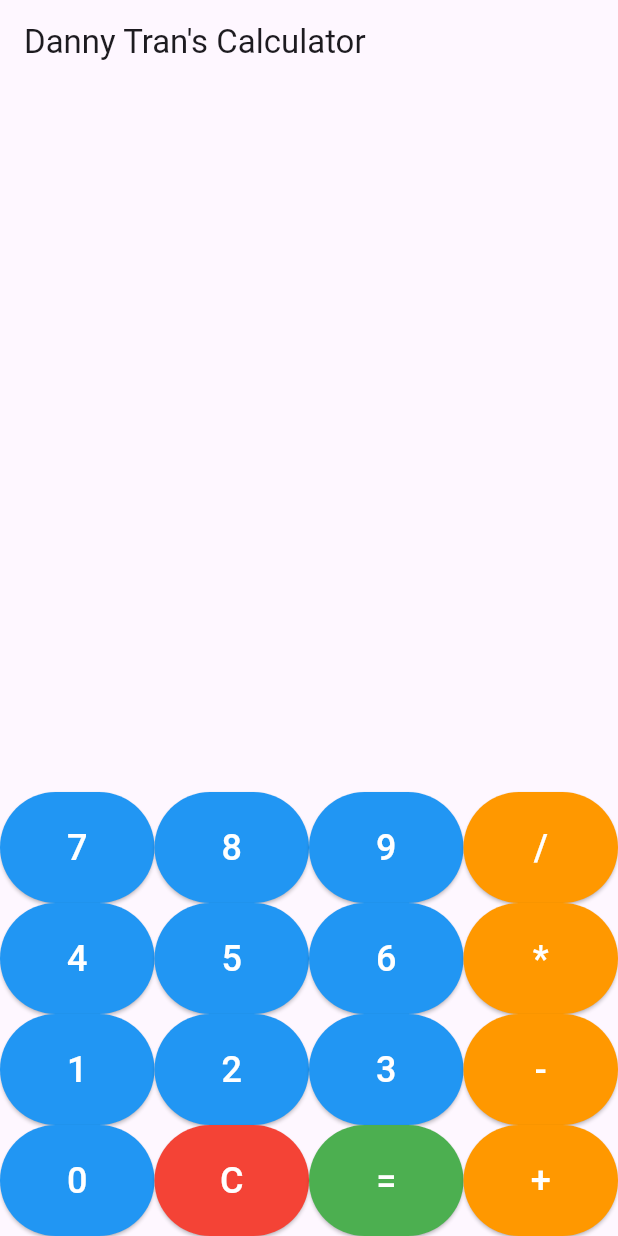
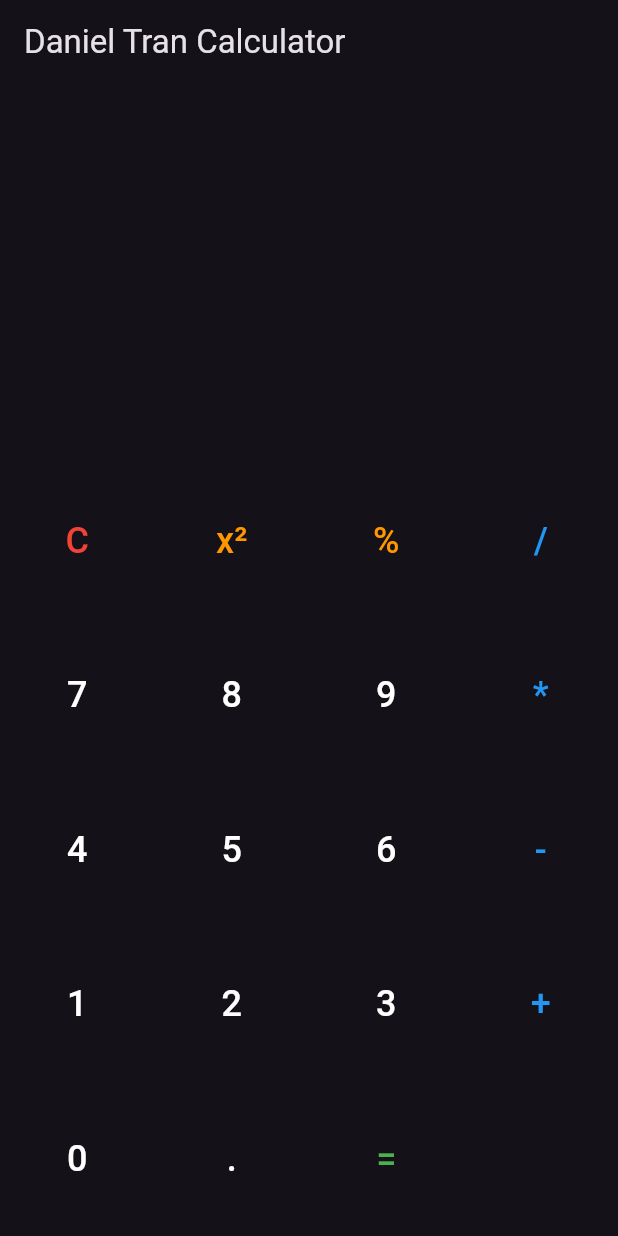
Before and after one commit to danieltran247/flutter-calculator, a Flutter app: the screen it shows after launch, on a phone screen of 412 x 824 dp. Run offline on Flutter 3.47's test engine with Material 3 defaults, Android fonts, the phone set to English and light mode, and no system bars; missing offline and left inert: expressions.

Commit message:
Added square and modulo buttons to calculator

```diff
--- a/lib/main.dart
+++ b/lib/main.dart
@@ -2,148 +2,140 @@ import 'package:flutter/material.dart';
 import 'package:expressions/expressions.dart';
 
 void main() {
-  runApp(const MyApp());
+  runApp(const CalculatorApp());
 }
 
-class MyApp extends StatelessWidget {
-  const MyApp({super.key});
+class CalculatorApp extends StatelessWidget {
+  const CalculatorApp({super.key});
 
   @override
   Widget build(BuildContext context) {
     return MaterialApp(
-      title: 'Danny Tran\'s Calculator',
-      theme: ThemeData(
-        colorScheme: ColorScheme.fromSeed(seedColor: Colors.deepPurple),
-        useMaterial3: true,
-      ),
-      home: const MyHomePage(title: 'Danny Tran\'s Calculator'),
+      title: 'Daniel Tran Calculator',
+      theme: ThemeData.dark(),
+      home: const CalculatorScreen(),
     );
   }
 }
 
-class MyHomePage extends StatefulWidget {
-  const MyHomePage({super.key, required this.title});
-
-  final String title;
+class CalculatorScreen extends StatefulWidget {
+  const CalculatorScreen({super.key});
 
   @override
-  State<MyHomePage> createState() => _MyHomePageState();
+  _CalculatorScreenState createState() => _CalculatorScreenState();
 }
 
-class _MyHomePageState extends State<MyHomePage> {
+class _CalculatorScreenState extends State<CalculatorScreen> {
   String _expression = "";
   String _result = "";
 
-  void _onButtonPressed(String value) {
+  void _onPressed(String value) {
     setState(() {
       if (value == "C") {
         _expression = "";
         _result = "";
       } else if (value == "=") {
-        _evaluateExpression();
+        try {
+          final parser = ExpressionParser();
+          final exp = parser.parse(_expression);
+          final evaluator = const ExpressionEvaluator();
+          _result = evaluator.eval(exp, {}).toString();
+        } catch (e) {
+          _result = "Error";
+        }
+      } else if (value == "x²") {
+        // Square the last number
+        if (_expression.isNotEmpty) {
+          _expression += "²";
+          try {
+            final num lastNumber =
+                double.parse(_expression.replaceAll("²", ""));
+            _result = (lastNumber * lastNumber).toString();
+          } catch (e) {
+            _result = "Error";
+          }
+        }
+      } else if (value == "%") {
+        // Add modulo operator
+        _expression += "%";
       } else {
         _expression += value;
       }
     });
   }
 
-  void _evaluateExpression() {
-    try {
-      final parsedExpression = Expression.parse(_expression);
-      final evaluator = const ExpressionEvaluator();
-      final evaluationResult = evaluator.eval(parsedExpression, {});
-      setState(() {
-        _result = evaluationResult.toString();
-      });
-    } catch (e) {
-      setState(() {
-        _result = "Error";
-      });
-    }
-  }
-
-  Widget _buildButton(String value, {Color? color}) {
-    return Expanded(
-      child: ElevatedButton(
-        style: ElevatedButton.styleFrom(
-          foregroundColor: Colors.white,
-          backgroundColor: color ?? Colors.blue,
-          padding: const EdgeInsets.all(20),
-        ),
-        onPressed: () => _onButtonPressed(value),
-        child: Text(
-          value,
-          style: const TextStyle(fontSize: 24),
-        ),
-      ),
-    );
-  }
-
   @override
   Widget build(BuildContext context) {
     return Scaffold(
-      appBar: AppBar(title: Text(widget.title)),
+      appBar: AppBar(title: const Text('Daniel Tran Calculator')),
       body: Column(
+        mainAxisAlignment: MainAxisAlignment.center,
         children: [
           Expanded(
             child: Container(
+              padding: const EdgeInsets.all(20),
               alignment: Alignment.bottomRight,
-              padding: const EdgeInsets.all(16),
               child: Text(
                 _expression,
-                style: const TextStyle(fontSize: 32),
+                style:
+                    const TextStyle(fontSize: 36, fontWeight: FontWeight.bold),
               ),
             ),
           ),
           Expanded(
             child: Container(
+              padding: const EdgeInsets.all(20),
               alignment: Alignment.bottomRight,
-              padding: const EdgeInsets.all(16),
               child: Text(
                 _result,
-                style:
-                    const TextStyle(fontSize: 40, fontWeight: FontWeight.bold),
+                style: const TextStyle(
+                    fontSize: 36,
+                    fontWeight: FontWeight.bold,
+                    color: Colors.green),
               ),
             ),
           ),
-          Column(
+          GridView.count(
+            crossAxisCount: 4,
+            shrinkWrap: true,
             children: [
-              Row(
-                children: [
-                  _buildButton("7"),
-                  _buildButton("8"),
-                  _buildButton("9"),
-                  _buildButton("/", color: Colors.orange),
-                ],
-              ),
-              Row(
-                children: [
-                  _buildButton("4"),
-                  _buildButton("5"),
-                  _buildButton("6"),
-                  _buildButton("*", color: Colors.orange),
-                ],
-              ),
-              Row(
-                children: [
-                  _buildButton("1"),
-                  _buildButton("2"),
-                  _buildButton("3"),
-                  _buildButton("-", color: Colors.orange),
-                ],
-              ),
-              Row(
-                children: [
-                  _buildButton("0"),
-                  _buildButton("C", color: Colors.red),
-                  _buildButton("=", color: Colors.green),
-                  _buildButton("+", color: Colors.orange),
-                ],
-              ),
+              _buildButton("C", Colors.red),
+              _buildButton("x²", Colors.orange),
+              _buildButton("%", Colors.orange),
+              _buildButton("/", Colors.blue),
+              _buildButton("7", Colors.white),
+              _buildButton("8", Colors.white),
+              _buildButton("9", Colors.white),
+              _buildButton("*", Colors.blue),
+              _buildButton("4", Colors.white),
+              _buildButton("5", Colors.white),
+              _buildButton("6", Colors.white),
+              _buildButton("-", Colors.blue),
+              _buildButton("1", Colors.white),
+              _buildButton("2", Colors.white),
+              _buildButton("3", Colors.white),
+              _buildButton("+", Colors.blue),
+              _buildButton("0", Colors.white),
+              _buildButton(".", Colors.white),
+              _buildButton("=", Colors.green),
             ],
           ),
         ],
       ),
     );
   }
+
+  Widget _buildButton(String value, Color color) {
+    return TextButton(
+      onPressed: () => _onPressed(value),
+      style: TextButton.styleFrom(
+        foregroundColor: color,
+        padding: const EdgeInsets.all(20),
+      ),
+      child: Text(
+        value,
+        style: const TextStyle(fontSize: 24),
+      ),
+    );
+  }
 }
```
